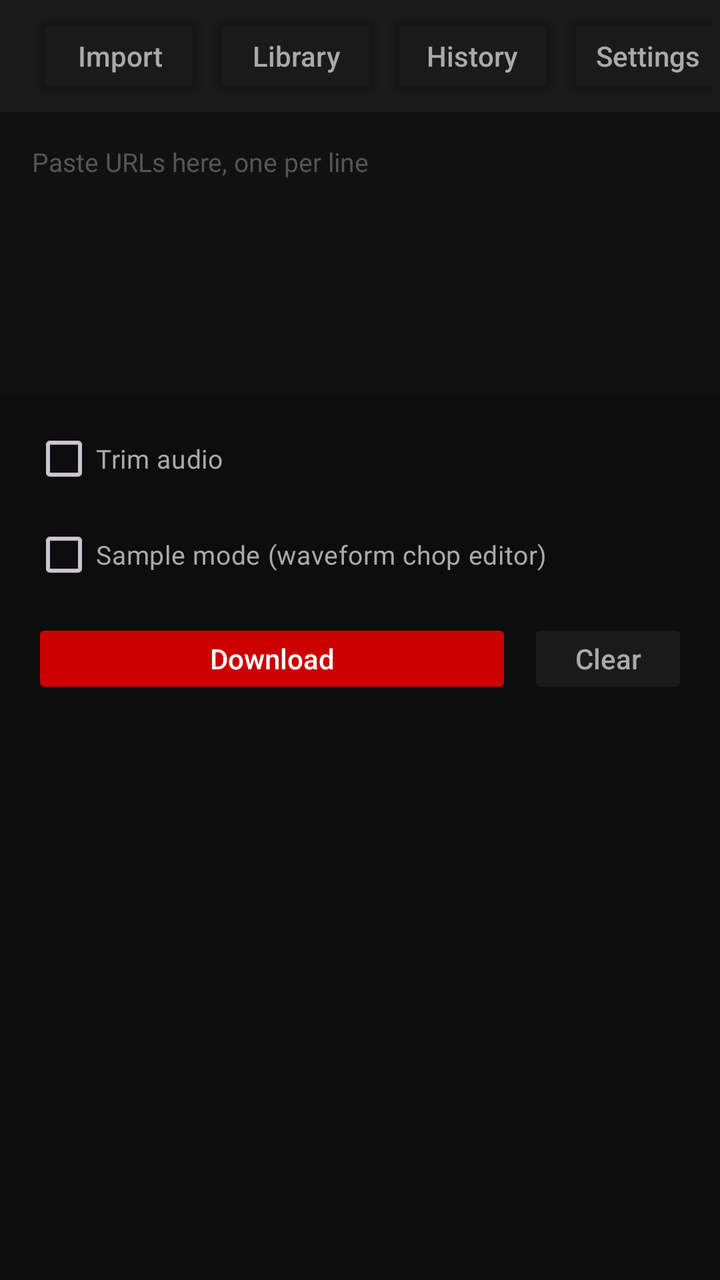
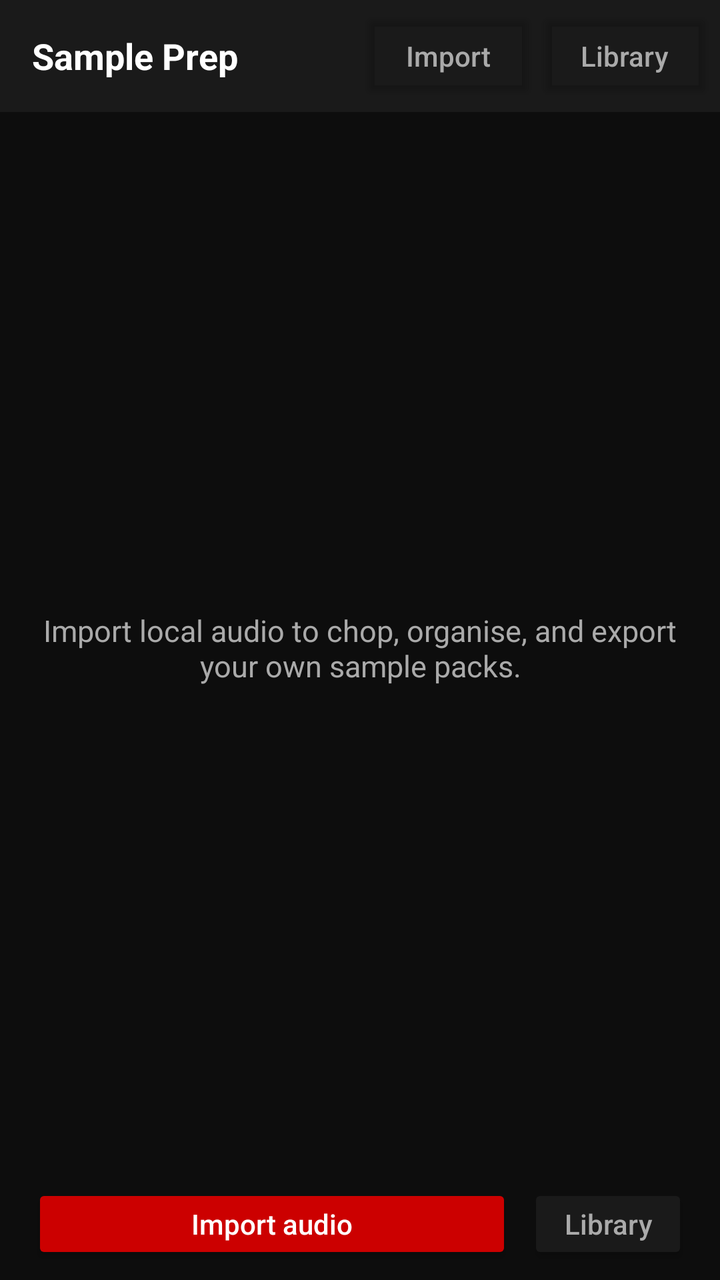

An Android layout rendered at two revisions. The XML below is the earlier revision; the diff shows what the commit changed to produce the second picture.
<!-- AndroidManifest.xml: application theme Theme.Ytmp3 -->
<!-- res/layout/activity_main.xml -->
<?xml version="1.0" encoding="utf-8"?>
<LinearLayout xmlns:android="http://schemas.android.com/apk/res/android"
    android:layout_width="match_parent"
    android:layout_height="match_parent"
    android:orientation="vertical"
    android:background="#0D0D0D"
    android:fitsSystemWindows="true">

    <LinearLayout
        android:layout_width="match_parent"
        android:layout_height="56dp"
        android:orientation="horizontal"
        android:gravity="center_vertical"
        android:paddingStart="16dp"
        android:paddingEnd="4dp"
        android:background="#1A1A1A">
        <TextView
            android:layout_width="0dp"
            android:layout_height="wrap_content"
            android:layout_weight="1"
            android:text="YT MP3"
            android:textColor="#FFFFFF"
            android:textSize="18sp"
            android:textStyle="bold" />
        <Button
            android:id="@+id/btn_import_audio"
            android:layout_width="wrap_content"
            android:layout_height="wrap_content"
            android:text="Import"
            android:textAllCaps="false"
            android:backgroundTint="@android:color/transparent"
            android:textColor="#AAAAAA" />
        <Button
            android:id="@+id/btn_library"
            android:layout_width="wrap_content"
            android:layout_height="wrap_content"
            android:text="Library"
            android:textAllCaps="false"
            android:backgroundTint="@android:color/transparent"
            android:textColor="#AAAAAA" />
        <Button
            android:id="@+id/btn_history"
            android:layout_width="wrap_content"
            android:layout_height="wrap_content"
            android:text="History"
            android:textAllCaps="false"
            android:backgroundTint="@android:color/transparent"
            android:textColor="#AAAAAA" />
        <Button
            android:id="@+id/btn_settings"
            android:layout_width="wrap_content"
            android:layout_height="wrap_content"
            android:text="Settings"
            android:textAllCaps="false"
            android:backgroundTint="@android:color/transparent"
            android:textColor="#AAAAAA" />
    </LinearLayout>

    <EditText
        android:id="@+id/et_urls"
        android:layout_width="match_parent"
        android:layout_height="0dp"
        android:layout_weight="1"
        android:background="#111111"
        android:gravity="top"
        android:hint="Paste URLs here, one per line"
        android:inputType="textMultiLine"
        android:padding="16dp"
        android:textColor="#FFFFFF"
        android:textColorHint="#555555"
        android:textSize="13sp" />

    <LinearLayout
        android:layout_width="match_parent"
        android:layout_height="wrap_content"
        android:orientation="vertical"
        android:paddingStart="16dp"
        android:paddingEnd="16dp"
        android:paddingTop="8dp"
        android:background="#0D0D0D"
    android:fitsSystemWindows="true">

        <CheckBox
            android:id="@+id/cb_trim"
            android:layout_width="wrap_content"
            android:layout_height="wrap_content"
            android:text="Trim audio"
            android:textColor="#AAAAAA"
            android:textSize="13sp"
            android:buttonTint="#CC0000" />

        <LinearLayout
            android:id="@+id/ll_trim_fields"
            android:layout_width="match_parent"
            android:layout_height="wrap_content"
            android:orientation="horizontal"
            android:gravity="center_vertical"
            android:paddingTop="4dp"
            android:paddingBottom="8dp"
            android:visibility="gone">
            <EditText
                android:id="@+id/et_trim_start"
                android:layout_width="0dp"
                android:layout_height="40dp"
                android:layout_weight="1"
                android:hint="0:00"
                android:inputType="text"
                android:textColor="#FFFFFF"
                android:textColorHint="#555555"
                android:background="#1A1A1A"
                android:padding="8dp"
                android:textSize="13sp" />
            <TextView
                android:layout_width="wrap_content"
                android:layout_height="wrap_content"
                android:text=" to "
                android:textColor="#666666"
                android:paddingStart="8dp"
                android:paddingEnd="8dp" />
            <EditText
                android:id="@+id/et_trim_end"
                android:layout_width="0dp"
                android:layout_height="40dp"
                android:layout_weight="1"
                android:hint="end"
                android:inputType="text"
                android:textColor="#FFFFFF"
                android:textColorHint="#555555"
                android:background="#1A1A1A"
                android:padding="8dp"
                android:textSize="13sp" />
        </LinearLayout>

        <CheckBox
            android:id="@+id/cb_sample_mode"
            android:layout_width="wrap_content"
            android:layout_height="wrap_content"
            android:text="Sample mode (waveform chop editor)"
            android:textColor="#AAAAAA"
            android:textSize="13sp"
            android:buttonTint="#CC0000" />
    </LinearLayout>

    <LinearLayout
        android:layout_width="match_parent"
        android:layout_height="56dp"
        android:orientation="horizontal"
        android:paddingStart="16dp"
        android:paddingEnd="16dp"
        android:paddingTop="8dp"
        android:paddingBottom="8dp">
        <Button
            android:id="@+id/btn_download"
            android:layout_width="0dp"
            android:layout_height="match_parent"
            android:layout_weight="3"
            android:layout_marginEnd="8dp"
            android:backgroundTint="#CC0000"
            android:text="Download"
            android:textAllCaps="false"
            android:textColor="#FFFFFF" />
        <Button
            android:id="@+id/btn_clear"
            android:layout_width="0dp"
            android:layout_height="match_parent"
            android:layout_weight="1"
            android:backgroundTint="#1A1A1A"
            android:text="Clear"
            android:textAllCaps="false"
            android:textColor="#AAAAAA" />
    </LinearLayout>

    <androidx.recyclerview.widget.RecyclerView
        android:id="@+id/rv_downloads"
        android:layout_width="match_parent"
        android:layout_height="0dp"
        android:layout_weight="2"
        android:clipToPadding="false"
        android:paddingTop="4dp"
        android:paddingBottom="4dp" />

</LinearLayout>
<!-- resources referenced by this layout -->
<resources>
  <style name="Theme.Ytmp3" parent="Theme.Material3.Dark.NoActionBar">
          <item name="colorPrimary">#CC0000</item>
          <item name="colorOnPrimary">#FFFFFF</item>
          <item name="colorSurface">#0D0D0D</item>
          <item name="colorOnSurface">#FFFFFF</item>
          <item name="android:windowBackground">#0D0D0D</item>
          <item name="android:statusBarColor">#0D0D0D</item>
          <item name="android:navigationBarColor">#0D0D0D</item>
      </style>
</resources>

<!-- the commit's change to res/layout/activity_main.xml (unified diff, before → after) -->
@@ -18,7 +18,7 @@
             android:layout_width="0dp"
             android:layout_height="wrap_content"
             android:layout_weight="1"
-            android:text="YT MP3"
+            android:text="Sample Prep"
             android:textColor="#FFFFFF"
             android:textSize="18sp"
             android:textStyle="bold" />
@@ -38,107 +38,27 @@
             android:textAllCaps="false"
             android:backgroundTint="@android:color/transparent"
             android:textColor="#AAAAAA" />
-        <Button
-            android:id="@+id/btn_history"
-            android:layout_width="wrap_content"
-            android:layout_height="wrap_content"
-            android:text="History"
-            android:textAllCaps="false"
-            android:backgroundTint="@android:color/transparent"
-            android:textColor="#AAAAAA" />
-        <Button
-            android:id="@+id/btn_settings"
-            android:layout_width="wrap_content"
-            android:layout_height="wrap_content"
-            android:text="Settings"
-            android:textAllCaps="false"
-            android:backgroundTint="@android:color/transparent"
-            android:textColor="#AAAAAA" />
     </LinearLayout>
 
-    <EditText
-        android:id="@+id/et_urls"
+    <LinearLayout
         android:layout_width="match_parent"
         android:layout_height="0dp"
         android:layout_weight="1"
-        android:background="#111111"
-        android:gravity="top"
-        android:hint="Paste URLs here, one per line"
-        android:inputType="textMultiLine"
-        android:padding="16dp"
-        android:textColor="#FFFFFF"
-        android:textColorHint="#555555"
-        android:textSize="13sp" />
-
-    <LinearLayout
-        android:layout_width="match_parent"
-        android:layout_height="wrap_content"
         android:orientation="vertical"
+        android:gravity="center"
         android:paddingStart="16dp"
         android:paddingEnd="16dp"
         android:paddingTop="8dp"
         android:background="#0D0D0D"
     android:fitsSystemWindows="true">
 
-        <CheckBox
-            android:id="@+id/cb_trim"
-            android:layout_width="wrap_content"
-            android:layout_height="wrap_content"
-            android:text="Trim audio"
-            android:textColor="#AAAAAA"
-            android:textSize="13sp"
-            android:buttonTint="#CC0000" />
-
-        <LinearLayout
-            android:id="@+id/ll_trim_fields"
+        <TextView
             android:layout_width="match_parent"
             android:layout_height="wrap_content"
-            android:orientation="horizontal"
-            android:gravity="center_vertical"
-            android:paddingTop="4dp"
-            android:paddingBottom="8dp"
-            android:visibility="gone">
-            <EditText
-                android:id="@+id/et_trim_start"
-                android:layout_width="0dp"
-                android:layout_height="40dp"
-                android:layout_weight="1"
-                android:hint="0:00"
-                android:inputType="text"
-                android:textColor="#FFFFFF"
-                android:textColorHint="#555555"
-                android:background="#1A1A1A"
-                android:padding="8dp"
-                android:textSize="13sp" />
-            <TextView
-                android:layout_width="wrap_content"
-                android:layout_height="wrap_content"
-                android:text=" to "
-                android:textColor="#666666"
-                android:paddingStart="8dp"
-                android:paddingEnd="8dp" />
-            <EditText
-                android:id="@+id/et_trim_end"
-                android:layout_width="0dp"
-                android:layout_height="40dp"
-                android:layout_weight="1"
-                android:hint="end"
-                android:inputType="text"
-                android:textColor="#FFFFFF"
-                android:textColorHint="#555555"
-                android:background="#1A1A1A"
-                android:padding="8dp"
-                android:textSize="13sp" />
-        </LinearLayout>
-
-        <CheckBox
-            android:id="@+id/cb_sample_mode"
-            android:layout_width="wrap_content"
-            android:layout_height="wrap_content"
-            android:text="Sample mode (waveform chop editor)"
+            android:gravity="center"
+            android:text="Import local audio to chop, organise, and export your own sample packs."
             android:textColor="#AAAAAA"
-            android:textSize="13sp"
-            android:buttonTint="#CC0000" />
+            android:textSize="15sp" />
     </LinearLayout>
 
     <LinearLayout
@@ -150,33 +70,24 @@
         android:paddingTop="8dp"
         android:paddingBottom="8dp">
         <Button
-            android:id="@+id/btn_download"
+            android:id="@+id/btn_import_audio_main"
             android:layout_width="0dp"
             android:layout_height="match_parent"
             android:layout_weight="3"
             android:layout_marginEnd="8dp"
             android:backgroundTint="#CC0000"
-            android:text="Download"
+            android:text="Import audio"
             android:textAllCaps="false"
             android:textColor="#FFFFFF" />
         <Button
-            android:id="@+id/btn_clear"
+            android:id="@+id/btn_open_library"
             android:layout_width="0dp"
             android:layout_height="match_parent"
             android:layout_weight="1"
             android:backgroundTint="#1A1A1A"
-            android:text="Clear"
+            android:text="Library"
             android:textAllCaps="false"
             android:textColor="#AAAAAA" />
     </LinearLayout>
 
-    <androidx.recyclerview.widget.RecyclerView
-        android:id="@+id/rv_downloads"
-        android:layout_width="match_parent"
-        android:layout_height="0dp"
-        android:layout_weight="2"
-        android:clipToPadding="false"
-        android:paddingTop="4dp"
-        android:paddingBottom="4dp" />
-
 </LinearLayout>
